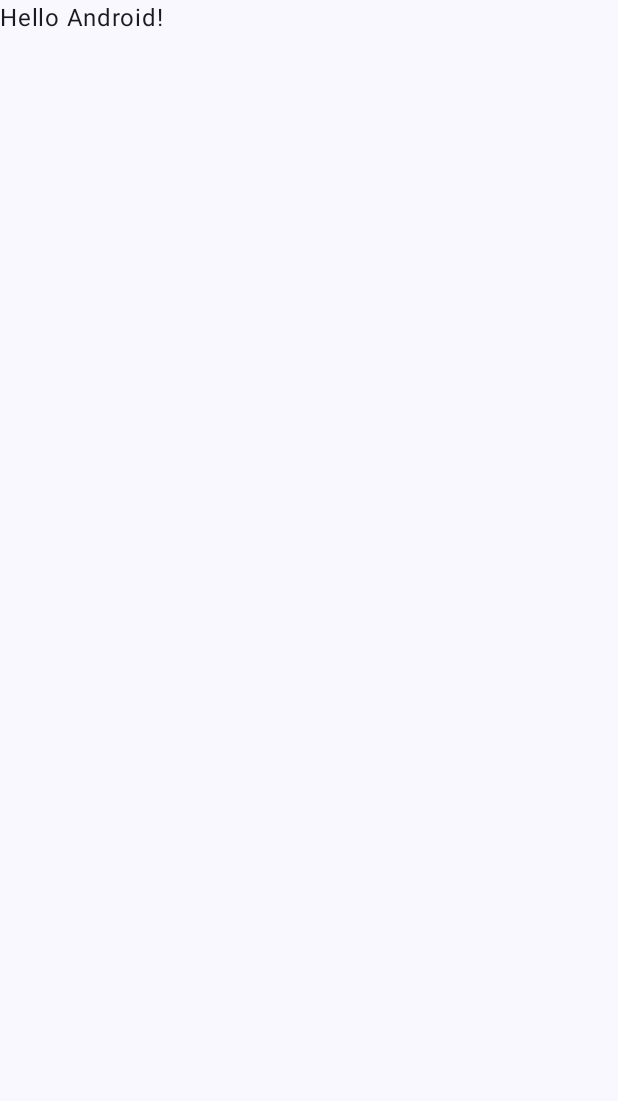
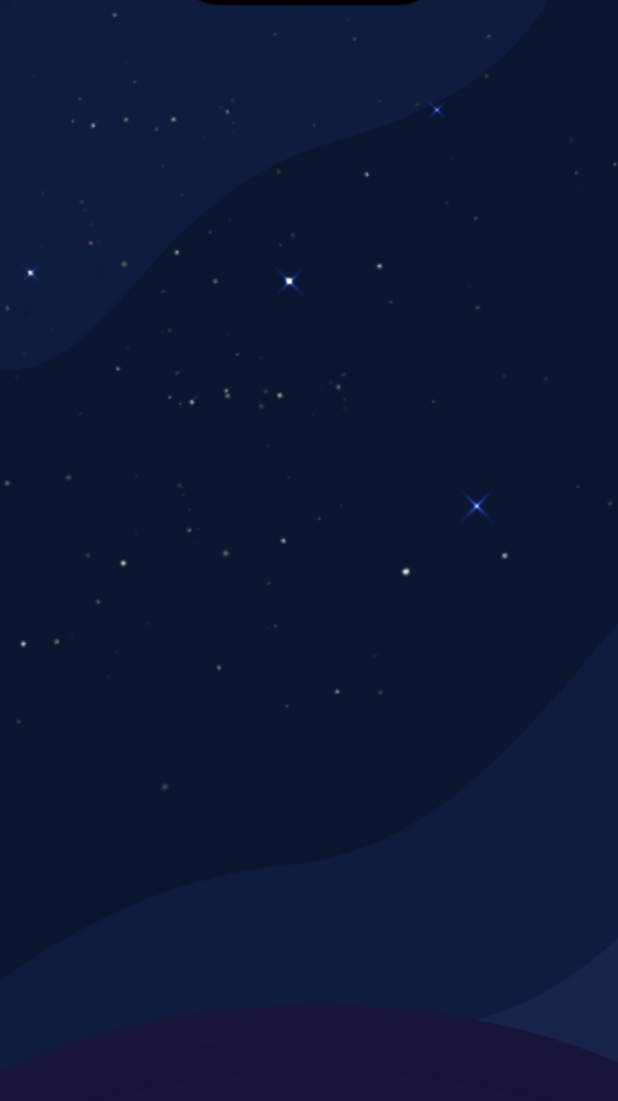
Before and after one commit to davetanjung/INSOMEASE, an Android app built with Jetpack Compose: the screen it shows after launch (MainActivity), on a phone screen of 412 x 824 dp. Before the commit the part shown is almost empty. Shown: the top 1101 px of the screen. Run offline under Robolectric (Android 15) with nearby library versions, the phone set to English and light mode, and no system bars.

Commit message:
Add Splash Screen and Home Screen
Make Splash Screen and Home screen (only background)

```diff
--- a/app/build.gradle.kts
+++ b/app/build.gradle.kts
@@ -41,6 +41,9 @@ android {
 
 dependencies {
 
+    implementation("androidx.core:core-splashscreen:1.0.0")
+    implementation("androidx.navigation:navigation-compose:2.6.0")
+
     implementation(libs.androidx.core.ktx)
     implementation(libs.androidx.lifecycle.runtime.ktx)
     implementation(libs.androidx.activity.compose)
--- a/app/src/main/AndroidManifest.xml
+++ b/app/src/main/AndroidManifest.xml
@@ -1,6 +1,7 @@
 <?xml version="1.0" encoding="utf-8"?>
 <manifest xmlns:android="http://schemas.android.com/apk/res/android"
     xmlns:tools="http://schemas.android.com/tools">
+    <uses-permission android:name="android.permission.INTERNET" />
 
     <application
         android:allowBackup="true"
@@ -19,10 +20,10 @@
             android:theme="@style/Theme.INSOMEASE">
             <intent-filter>
                 <action android:name="android.intent.action.MAIN" />
-
                 <category android:name="android.intent.category.LAUNCHER" />
             </intent-filter>
         </activity>
+
     </application>
 
 </manifest>
--- a/app/src/main/java/com/example/insomease/MainActivity.kt
+++ b/app/src/main/java/com/example/insomease/MainActivity.kt
@@ -1,6 +1,8 @@
 package com.example.insomease
 
 import android.os.Bundle
+import android.os.Handler
+import android.os.Looper
 import androidx.activity.ComponentActivity
 import androidx.activity.compose.setContent
 import androidx.activity.enableEdgeToEdge
@@ -11,37 +13,18 @@ import androidx.compose.material3.Text
 import androidx.compose.runtime.Composable
 import androidx.compose.ui.Modifier
 import androidx.compose.ui.tooling.preview.Preview
+import androidx.core.splashscreen.SplashScreen.Companion.installSplashScreen
+import com.example.insomease.route.AppRouting
 import com.example.insomease.ui.theme.INSOMEASETheme
+import com.example.insomease.view.SplashScreen
 
 class MainActivity : ComponentActivity() {
     override fun onCreate(savedInstanceState: Bundle?) {
         super.onCreate(savedInstanceState)
-        enableEdgeToEdge()
-        setContent {
-            INSOMEASETheme {
-                Scaffold(modifier = Modifier.fillMaxSize()) { innerPadding ->
-                    Greeting(
-                        name = "Android",
-                        modifier = Modifier.padding(innerPadding)
-                    )
+            setContent {
+                INSOMEASETheme {
+                   AppRouting()
                 }
             }
-        }
     }
 }
-
-@Composable
-fun Greeting(name: String, modifier: Modifier = Modifier) {
-    Text(
-        text = "Hello $name!",
-        modifier = modifier
-    )
-}
-
-@Preview(showBackground = true)
-@Composable
-fun GreetingPreview() {
-    INSOMEASETheme {
-        Greeting("Android")
-    }
-}
--- /dev/null
+++ b/app/src/main/java/com/example/insomease/route/AppRouting.kt
@@ -0,0 +1,57 @@
+package com.example.insomease.route
+
+import androidx.compose.foundation.layout.padding
+import androidx.compose.material3.Scaffold
+import androidx.compose.runtime.Composable
+import androidx.compose.ui.Modifier
+import androidx.navigation.NavType
+import androidx.navigation.compose.NavHost
+import androidx.navigation.compose.composable
+import androidx.navigation.compose.rememberNavController
+import androidx.navigation.navArgument
+import com.example.insomease.view.HomeScreen
+import com.example.insomease.view.SplashScreen
+
+enum class listScreen(){
+    SplashScreen,
+    HomeScreen
+}
+
+@Composable
+fun AppRouting(){
+
+    val NavController = rememberNavController()
+
+    Scaffold { innerPadding ->
+        NavHost(
+            navController = NavController,
+            startDestination = listScreen.SplashScreen.name,
+            modifier = Modifier.padding(innerPadding)
+        ) {
+
+            composable(route = listScreen.SplashScreen.name) {
+                SplashScreen(onSplashFinish = {
+                    NavController.navigate(listScreen.HomeScreen.name) {
+                        popUpTo(listScreen.SplashScreen.name) { inclusive = true } // Clear the back stack to prevent going back to Splash
+                    }
+                })
+            }
+
+            composable(route = listScreen.HomeScreen.name) {
+                HomeScreen(navController = NavController)
+            }
+
+//            ../RestaurantDetail/id
+//            composable(
+//                route = listScreen.RestaurantDetail.name + "/{id}",
+//                arguments = listOf(
+//                    navArgument("id") { type = NavType.IntType }
+//                )
+//            ) { backStackEntry ->
+//                val id = backStackEntry.arguments?.getInt("id")
+//                RestaurantDetailView(id!!)
+//            }
+        }
+    }
+
+}
--- /dev/null
+++ b/app/src/main/java/com/example/insomease/view/HomeScreen.kt
@@ -0,0 +1,30 @@
+package com.example.insomease.view
+
+import androidx.compose.foundation.Image
+import androidx.compose.foundation.layout.Box
+import androidx.compose.foundation.layout.fillMaxSize
+import androidx.compose.material3.Text
+import androidx.compose.runtime.Composable
+import androidx.compose.ui.Modifier
+import androidx.compose.ui.layout.ContentScale
+import androidx.compose.ui.res.painterResource
+import androidx.navigation.NavController
+import com.example.insomease.R
+
+@Composable
+fun HomeScreen(
+    navController: NavController? = null,
+) {
+    Box(
+        modifier = Modifier
+            .fillMaxSize()
+    ) {
+        Image(
+            painter = painterResource(R.drawable.background), // Your background image resource
+            contentDescription = "Background Image",
+            modifier = Modifier
+                .fillMaxSize(),
+            contentScale = ContentScale.Crop
+        )
+    }
+}
--- /dev/null
+++ b/app/src/main/java/com/example/insomease/view/SplashScreen.kt
@@ -0,0 +1,54 @@
+package com.example.insomease.view
+
+import android.window.SplashScreen
+import androidx.compose.foundation.Image
+import androidx.compose.foundation.background
+import androidx.compose.foundation.layout.Arrangement
+import androidx.compose.foundation.layout.Column
+import androidx.compose.foundation.layout.fillMaxSize
+import androidx.compose.foundation.layout.height
+import androidx.compose.foundation.layout.size
+import androidx.compose.foundation.layout.width
+import androidx.compose.foundation.shape.CircleShape
+import androidx.compose.runtime.Composable
+import androidx.compose.runtime.LaunchedEffect
+import androidx.compose.ui.Alignment
+import androidx.compose.ui.Modifier
+import androidx.compose.ui.draw.clip
+import androidx.compose.ui.graphics.Color
+import androidx.compose.ui.layout.ContentScale
+import androidx.compose.ui.res.painterResource
+import androidx.compose.ui.tooling.preview.Preview
+import androidx.compose.ui.unit.dp
+import com.example.insomease.R
+import kotlinx.coroutines.delay
+
+@Composable
+fun SplashScreen (
+    onSplashFinish: () -> Unit
+                  ){
+    LaunchedEffect(Unit) {
+        delay(3000)
+        onSplashFinish()
+    }
+    Column(
+        modifier = Modifier
+            .fillMaxSize()
+            .background(color = Color.White),
+        horizontalAlignment = Alignment.CenterHorizontally,
+        verticalArrangement = Arrangement.Center,
+    ) {
+        Image(
+            painter = painterResource(R.drawable.logo_lunaire),
+            modifier = Modifier
+                .size(300.dp),
+            contentDescription = "",
+        )
+    }
+}
+
+@Preview(showBackground = true, showSystemUi = true)
+@Composable
+fun SplashScreenPreview() {
+    SplashScreen(onSplashFinish = {})
+}
```
Also changed, not shown: app/src/main/res/drawable/background.png (added), app/src/main/res/drawable/insomease_logo2.png (added), app/src/main/res/drawable/logo_lunaire.png (added).
